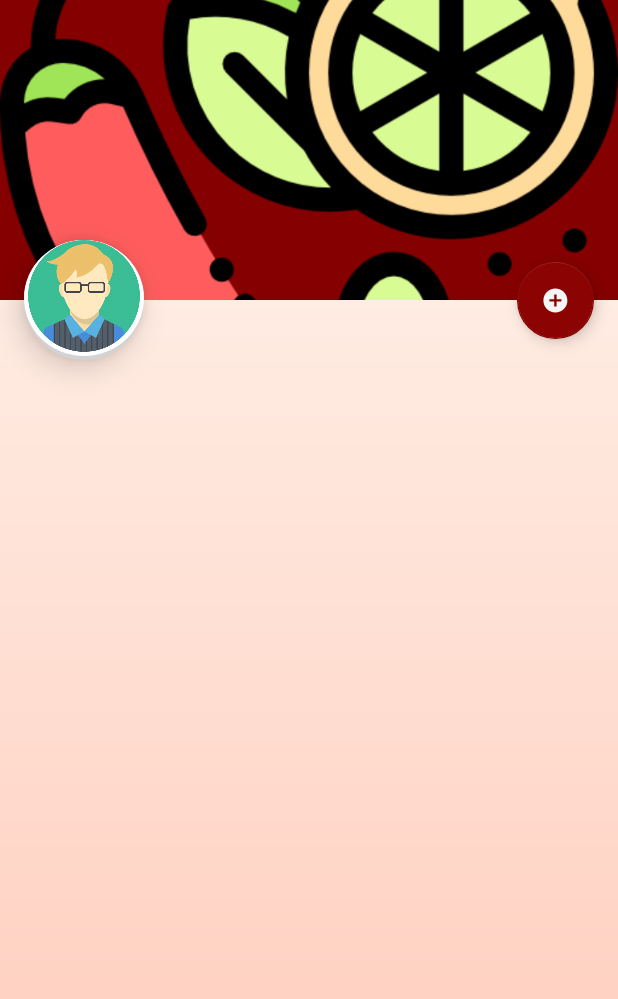
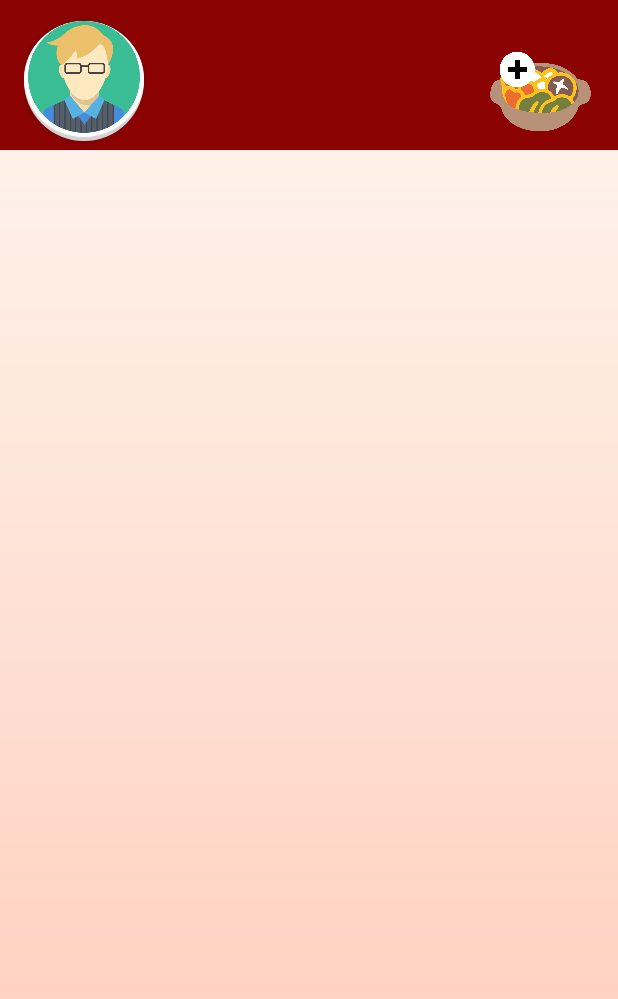
Before and after one commit to liav25/Host-Application, an Android app: the layout activity_main.xml on its own in the app's theme, with its tools: preview values and no code run, on a phone screen of 412 x 824 dp. Shown: the top 999 px of the screen. Run offline under Robolectric (Android 15) with nearby library versions, the phone set to English and light mode, and no system bars.

Commit message:
collapse the collapsing

```diff
--- a/Feed_Activity/app/build.gradle
+++ b/Feed_Activity/app/build.gradle
@@ -28,6 +28,7 @@ dependencies {
     implementation 'com.android.support:appcompat-v7:28.0.0'
     implementation 'com.android.support.constraint:constraint-layout:1.1.3'
     implementation 'com.google.firebase:firebase-core:16.0.9'
+    implementation 'com.getbase:floatingactionbutton:1.10.1'
 
     implementation 'com.android.support:design:28.0.0'
 //    compile 'com.google.android.gms:play-services-maps:11.0.2'
--- a/Feed_Activity/app/src/main/java/com/example/feed_activity/MainActivity.java
+++ b/Feed_Activity/app/src/main/java/com/example/feed_activity/MainActivity.java
@@ -4,7 +4,6 @@ import android.content.Intent;
 import android.os.Build;
 import android.os.Bundle;
 import android.support.annotation.RequiresApi;
-import android.support.design.widget.FloatingActionButton;
 import android.support.v7.app.AppCompatActivity;
 import android.support.v7.widget.Toolbar;
 import android.view.Menu;
@@ -13,19 +12,19 @@ import android.view.View;
 import android.view.animation.Animation;
 import android.view.animation.AnimationUtils;
 import android.widget.AdapterView;
+import android.widget.Button;
 import android.widget.ListView;
 import android.widget.Toast;
 
 import com.google.firebase.auth.FirebaseUser;
 
 import java.util.ArrayList;
-import java.util.Arrays;
 
 import de.hdodenhof.circleimageview.CircleImageView;
 
 public class MainActivity extends AppCompatActivity {
 
-    FloatingActionButton addMealBut;
+    Button addMealBut;
     Animation fromBottom;
 
     static Server sev = Server.getInstance();
--- a/Feed_Activity/app/src/main/res/layout-v21/activity_main.xml
+++ b/Feed_Activity/app/src/main/res/layout-v21/activity_main.xml
@@ -5,8 +5,7 @@ xmlns:tools="http://schemas.android.com/tools"
     android:layout_width="match_parent"
     android:layout_height="match_parent"
     android:background="@drawable/app_background"
-tools:context=".MainActivity"
-    >
+    tools:context=".MainActivity">
     <LinearLayout
         android:layout_width="match_parent"
         android:layout_height="match_parent"
@@ -15,10 +14,54 @@ tools:context=".MainActivity"
         <android.support.v7.widget.Toolbar
             android:id="@+id/toolbar"
             android:layout_width="match_parent"
-        android:layout_height="65dp"
-        app:popupTheme="@style/ThemeOverlay.AppCompat.Light"
+            android:layout_height="100dp"
             android:background="@color/AccentRed"
-        />
+            app:popupTheme="@style/ThemeOverlay.AppCompat.Light">
+
+
+            <RelativeLayout
+                android:id="@+id/relative"
+                android:layout_width="match_parent"
+
+                android:layout_height="match_parent"
+                android:gravity="center">
+
+                <de.hdodenhof.circleimageview.CircleImageView
+                    android:id="@+id/profile_picture"
+                    android:layout_width="80dp"
+                    android:layout_height="80dp"
+                    android:layout_alignParentTop="true"
+                    android:layout_marginTop="8dp"
+                    android:background="@drawable/shadow"
+                    android:elevation="3dp"
+                    android:src="@drawable/profile_picture"
+                    app:layout_constraintStart_toStartOf="parent"
+                    app:layout_constraintTop_toTopOf="parent">
+
+                </de.hdodenhof.circleimageview.CircleImageView>
+
+
+                <Button
+
+                    android:id="@+id/addMealButton"
+                    android:layout_width="67dp"
+                    android:layout_height="68dp"
+
+                    android:layout_alignParentTop="true"
+                    android:layout_alignParentEnd="true"
+                    android:layout_marginTop="17dp"
+                    android:layout_marginEnd="18dp"
+                    android:background="@drawable/add_meal_emo"
+                    android:clickable="true"
+                    android:elevation="3dp"
+                    android:focusable="true" />
+            </RelativeLayout>
+        </android.support.v7.widget.Toolbar>
+
+
+
+
+
 
 
 
@@ -30,39 +73,9 @@ tools:context=".MainActivity"
             android:layout_alignParentTop="true"
             android:layout_marginTop="12dp"
             />
-
     </LinearLayout >
 
-<android.support.design.widget.FloatingActionButton
 
-    android:id="@+id/addMealButton"
-    android:layout_width="wrap_content"
-    android:layout_height="51dp"
-    android:layout_marginEnd="16dp"
-    android:layout_marginRight="16dp"
-    android:layout_marginBottom="16dp"
-    android:clickable="true"
-    android:focusable="true"
-    android:layout_alignParentBottom="true"
-    app:backgroundTint="@color/AccentRed"
-    app:layout_constraintBottom_toBottomOf="parent"
-    app:srcCompat="@drawable/add"
-    android:elevation="3dp"
-    />
 
-<de.hdodenhof.circleimageview.CircleImageView
-    android:id="@+id/profile_picture"
-    android:layout_width="80dp"
-    android:layout_height="80dp"
-    android:layout_marginStart="16dp"
-    android:layout_marginLeft="16dp"
-    android:layout_marginTop="16dp"
-    android:background="@drawable/shadow"
-    android:elevation="3dp"
-    android:src="@drawable/profile_picture"
-    app:layout_anchor="@id/toolbar"
-    app:layout_anchorGravity="bottom|left|end"
-    app:layout_constraintStart_toStartOf="parent"
-    app:layout_constraintTop_toTopOf="parent" />
 
 </RelativeLayout>
--- a/Feed_Activity/app/src/main/res/layout/activity_main.xml
+++ b/Feed_Activity/app/src/main/res/layout/activity_main.xml
@@ -1,65 +1,68 @@
 <?xml version="1.0" encoding="utf-8"?>
-<android.support.design.widget.CoordinatorLayout xmlns:android="http://schemas.android.com/apk/res/android"
+<RelativeLayout xmlns:android="http://schemas.android.com/apk/res/android"
     xmlns:app="http://schemas.android.com/apk/res-auto"
     xmlns:tools="http://schemas.android.com/tools"
     android:layout_width="match_parent"
     android:layout_height="match_parent"
     android:background="@drawable/app_background"
-    tools:context=".MainActivity"
-    app:layout_scrollFlags="scroll|enterAlways"
-    >
-
-
-    <android.support.design.widget.AppBarLayout
-        android:id="@+id/appBarLayout"
+    tools:context=".MainActivity">
+    <LinearLayout
         android:layout_width="match_parent"
-        android:layout_height="wrap_content"
-        android:theme="@style/ThemeOverlay.AppCompat.Dark.ActionBar"
-        android:fitsSystemWindows="true"
-        >
-
-        <android.support.design.widget.CollapsingToolbarLayout
-            android:layout_width="match_parent"
-            android:layout_height="200dp"
-            app:layout_scrollFlags="scroll|exitUntilCollapsed"
-            app:contentScrim="?attr/colorControlActivated"
-            app:expandedTitleTextAppearance="@color/colorAccent"
-            android:fitsSystemWindows="true"
-            >
-
-            <ImageView
-                app:layout_collapseMode="parallax"
-                android:src="@drawable/spice"
-                android:scaleType="centerCrop"
-                android:layout_width="match_parent"
-                android:layout_height="200dp" />
+        android:layout_height="match_parent"
+        android:orientation="vertical">
 
         <android.support.v7.widget.Toolbar
             android:id="@+id/toolbar"
             android:layout_width="match_parent"
-                android:layout_height="?attr/colorAccent"
-                app:popupTheme="@style/ThemeOverlay.AppCompat.Light"
-                app:layout_collapseMode="pin"
-                />
-
-        </android.support.design.widget.CollapsingToolbarLayout>
+            android:layout_height="100dp"
+            android:background="@color/AccentRed"
+            app:popupTheme="@style/ThemeOverlay.AppCompat.Light">
 
 
-    </android.support.design.widget.AppBarLayout>
+            <RelativeLayout
+                android:id="@+id/relative"
+                android:layout_width="match_parent"
+
+                android:layout_height="match_parent"
+                android:gravity="center">
+
+                <de.hdodenhof.circleimageview.CircleImageView
+                    android:id="@+id/profile_picture"
+                    android:layout_width="80dp"
+                    android:layout_height="80dp"
+                    android:layout_alignParentTop="true"
+                    android:layout_marginTop="8dp"
+                    android:background="@drawable/shadow"
+                    android:elevation="3dp"
+                    android:src="@drawable/profile_picture"
+                    app:layout_constraintStart_toStartOf="parent"
+                    app:layout_constraintTop_toTopOf="parent">
+
+                </de.hdodenhof.circleimageview.CircleImageView>
 
 
-    <android.support.v4.widget.NestedScrollView
-        android:id="@+id/nested"
-        android:layout_width="match_parent"
-        android:layout_height="match_parent"
-        android:fillViewport="true"
-        app:layout_behavior="@string/appbar_scrolling_view_behavior"
-        >
+                <Button
 
-        <LinearLayout
-            android:layout_width="match_parent"
-            android:layout_height="match_parent"
-            android:orientation="vertical">
+                    android:id="@+id/addMealButton"
+                    android:layout_width="67dp"
+                    android:layout_height="68dp"
+
+                    android:layout_alignParentTop="true"
+                    android:layout_alignParentEnd="true"
+                    android:layout_marginTop="17dp"
+                    android:layout_marginEnd="18dp"
+                    android:background="@drawable/add_meal_emo"
+                    android:clickable="true"
+                    android:elevation="3dp"
+                    android:focusable="true" />
+            </RelativeLayout>
+        </android.support.v7.widget.Toolbar>
+
+
+
+
+
+
 
 
         <ListView
@@ -70,41 +73,9 @@
             android:layout_alignParentTop="true"
             android:layout_marginTop="12dp"
             />
+    </LinearLayout >
 
-        </LinearLayout >
-    </android.support.v4.widget.NestedScrollView>
 
-    <android.support.design.widget.FloatingActionButton
 
-        android:id="@+id/addMealButton"
-        android:layout_width="wrap_content"
-        android:layout_height="51dp"
-        android:layout_marginEnd="16dp"
-        android:layout_marginRight="16dp"
-        android:layout_marginBottom="16dp"
-        android:clickable="true"
-        android:focusable="true"
-        app:layout_anchor="@id/appBarLayout"
-        app:layout_anchorGravity="bottom|right|end"
-        app:backgroundTint="@color/AccentRed"
-        app:layout_constraintBottom_toBottomOf="parent"
-        app:layout_constraintEnd_toEndOf="parent"
-        app:srcCompat="@drawable/add"
-        />
 
-    <de.hdodenhof.circleimageview.CircleImageView
-        android:id="@+id/profile_picture"
-        android:layout_width="80dp"
-        android:layout_height="80dp"
-        android:layout_marginStart="16dp"
-        android:layout_marginLeft="16dp"
-        android:layout_marginTop="16dp"
-        android:background="@drawable/shadow"
-        android:elevation="12dp"
-        android:src="@drawable/profile_picture"
-        app:layout_anchor="@id/appBarLayout"
-        app:layout_anchorGravity="bottom|left|end"
-        app:layout_constraintStart_toStartOf="parent"
-        app:layout_constraintTop_toTopOf="parent" />
-
-</android.support.design.widget.CoordinatorLayout>
+</RelativeLayout>
```
Also changed, not shown: Feed_Activity/app/src/main/res/drawable/add_meal_emo.png (added). Lines whose indentation alone changed are shown as unchanged.
